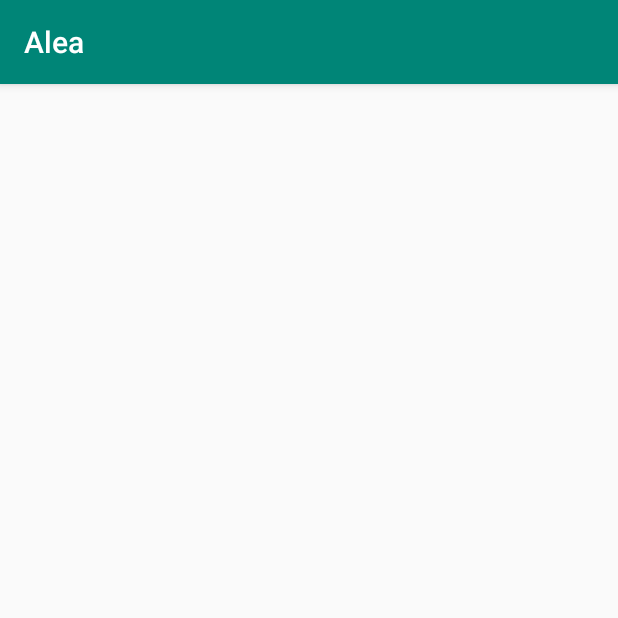
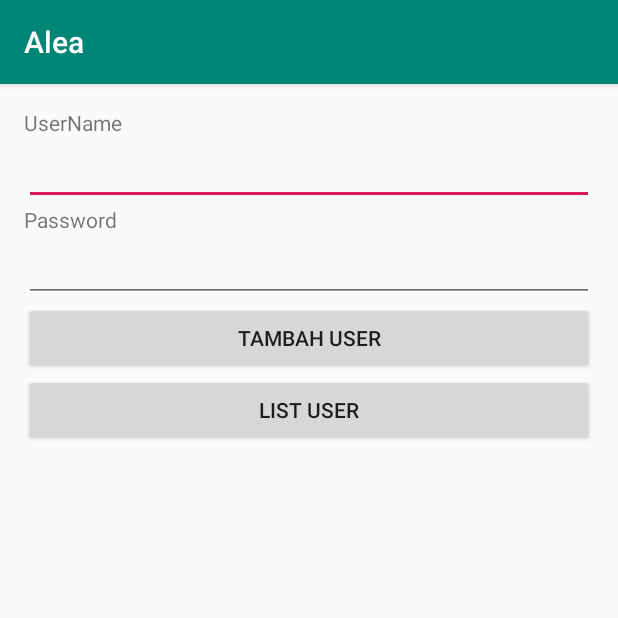
Before and after one commit to aldyarief/Alea, an Android app: the MasterUser screen opened directly, with no data from a screen before it, on a phone screen of 412 x 824 dp, the top half of it. Run offline under Robolectric (Android 15) with nearby library versions, the phone set to English and light mode, and no system bars.

Commit message:
master user + layout

```diff
--- a/app/src/main/res/layout/activity_master_user.xml
+++ b/app/src/main/res/layout/activity_master_user.xml
@@ -1,9 +1,43 @@
-<?xml version="1.0" encoding="utf-8"?>
-<androidx.constraintlayout.widget.ConstraintLayout xmlns:android="http://schemas.android.com/apk/res/android"
-    xmlns:app="http://schemas.android.com/apk/res-auto"
-    xmlns:tools="http://schemas.android.com/tools"
-    android:layout_width="match_parent"
-    android:layout_height="match_parent"
-    tools:context=".MasterUser">
+<LinearLayout xmlns:android="http://schemas.android.com/apk/res/android"
+    xmlns:tools="http://schemas.android.com/tools" android:layout_width="match_parent"
+    android:orientation="vertical"
+    android:layout_height="match_parent" android:paddingLeft="16dp"
+    android:paddingRight="16dp"
+    android:paddingTop="16dp"
+    android:paddingBottom="16dp" tools:context=".MasterUser">
 
-</androidx.constraintlayout.widget.ConstraintLayout>
+    <TextView
+        android:layout_width="wrap_content"
+        android:layout_height="wrap_content"
+        android:text="UserName" />
+
+    <EditText
+        android:layout_width="match_parent"
+        android:layout_height="wrap_content"
+        android:id="@+id/EdUserName" />
+
+    <TextView
+        android:layout_width="wrap_content"
+        android:layout_height="wrap_content"
+        android:text="Password" />
+
+    <EditText
+        android:layout_width="match_parent"
+        android:layout_height="wrap_content"
+        android:id="@+id/EdPassword" />
+
+
+    <Button
+        android:layout_width="match_parent"
+        android:layout_height="wrap_content"
+        android:text="Tambah User"
+        android:id="@+id/buttonAdd" />
+
+    <Button
+        android:layout_width="match_parent"
+        android:layout_height="wrap_content"
+        android:text="List User"
+        android:id="@+id/buttonView" />
+
+
+</LinearLayout>
```
Also changed, not shown: app/src/main/java/com/example/alea/Dashboard.java (+37 -1 lines), app/src/main/res/layout/activity_dashboard.xml (+12 -8 lines).
